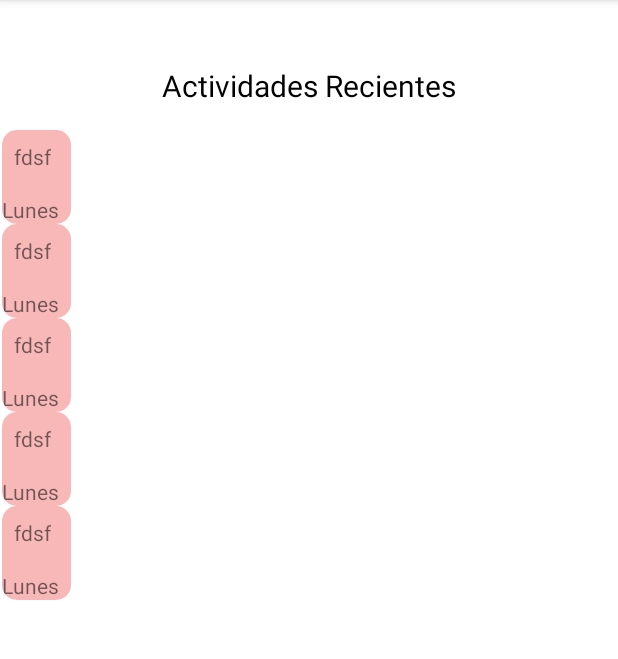
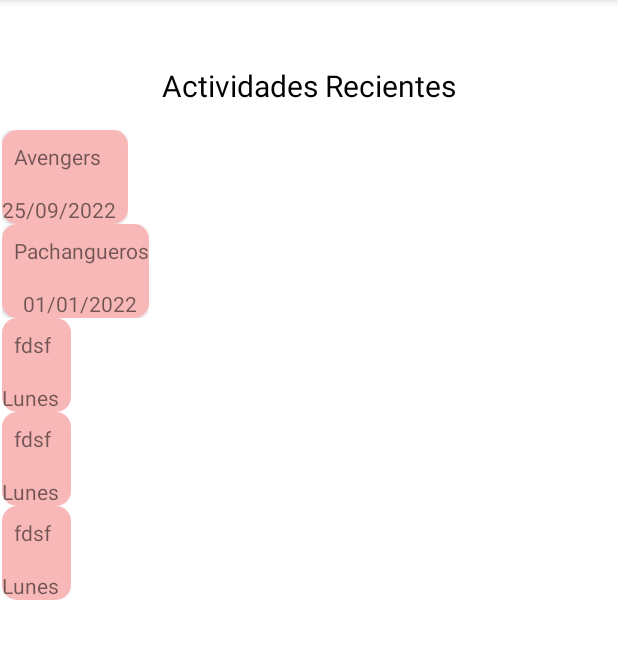
Before and after one commit to vikiii22/ProyectoFinal, an Android app: the fragment HomeFragment shown on its own in the app's theme, on a phone screen of 412 x 824 dp, the part 84-743 px from its top. Run offline under Robolectric (Android 15) with nearby library versions, the phone set to English and light mode, and no system bars; our stand-ins replace Firebase (no records; nobody signed in at launch, a user with empty details on screens opened directly).

Commit message:
Mostrando lista en ventana principal recogiendo datos de bd

```diff
--- a/app/build.gradle
+++ b/app/build.gradle
@@ -44,6 +44,7 @@ dependencies {
     implementation 'androidx.navigation:navigation-fragment:2.4.2'
     implementation 'androidx.navigation:navigation-ui:2.4.2'
     implementation 'com.google.firebase:firebase-firestore:24.1.1'
+    implementation 'com.google.firebase:firebase-database:20.0.5'
     testImplementation 'junit:junit:4.13.2'
     androidTestImplementation 'androidx.test.ext:junit:1.1.3'
     androidTestImplementation 'androidx.test.espresso:espresso-core:3.4.0'
--- a/app/src/main/java/com/example/pachanga_joseasanchezlopez/ui/events/NuevoEvento.java
+++ b/app/src/main/java/com/example/pachanga_joseasanchezlopez/ui/events/NuevoEvento.java
@@ -7,14 +7,15 @@ public class NuevoEvento {
     public String lugar;
     public String nombre;
 
-    public NuevoEvento(){
-
-    }
 
     public NuevoEvento(String fecha, String lugar, String nombre) {
         this.fecha = fecha;
         this.lugar = lugar;
         this.nombre = nombre;
+    }
+
+    public NuevoEvento() {
+
     }
 
     public String getFecha() {
--- a/app/src/main/java/com/example/pachanga_joseasanchezlopez/ui/home/HomeFragment.java
+++ b/app/src/main/java/com/example/pachanga_joseasanchezlopez/ui/home/HomeFragment.java
@@ -24,7 +24,16 @@ import com.example.pachanga_joseasanchezlopez.R;
 import com.example.pachanga_joseasanchezlopez.databinding.FragmentHomeBinding;
 import com.example.pachanga_joseasanchezlopez.ui.adapter.EventoAdapter;
 import com.example.pachanga_joseasanchezlopez.ui.events.NuevoEvento;
+import com.google.android.gms.tasks.OnCompleteListener;
+import com.google.android.gms.tasks.Task;
 import com.google.firebase.auth.FirebaseAuth;
+import com.google.firebase.database.DataSnapshot;
+import com.google.firebase.database.DatabaseReference;
+import com.google.firebase.database.FirebaseDatabase;
+import com.google.firebase.firestore.FirebaseFirestore;
+import com.google.firebase.firestore.Query;
+import com.google.firebase.firestore.QueryDocumentSnapshot;
+import com.google.firebase.firestore.QuerySnapshot;
 
 import java.util.ArrayList;
 
@@ -35,6 +44,9 @@ public class HomeFragment extends Fragment {
     private TextView tvCorreo, tvNombreUsuario;
     private RecyclerView rvEventos;
     private ArrayList<NuevoEvento> eventos;
+    private EventoAdapter adapter;
+    private FirebaseFirestore mDatabase;
+
 
     @Override
     public void onCreateOptionsMenu(@NonNull Menu menu, @NonNull MenuInflater inflater) {
@@ -48,33 +60,51 @@ public class HomeFragment extends Fragment {
 
         binding = FragmentHomeBinding.inflate(inflater, container, false);
         View root = binding.getRoot();
-        tvCorreo=root.findViewById(R.id.tvCorreoUsuario);
-        tvNombreUsuario=root.findViewById(R.id.tvNombreUsuario);
-        auth=FirebaseAuth.getInstance();
+        tvCorreo = root.findViewById(R.id.tvCorreoUsuario);
+        tvNombreUsuario = root.findViewById(R.id.tvNombreUsuario);
+        auth = FirebaseAuth.getInstance();
 
         tvCorreo.setText(auth.getCurrentUser().getEmail());
         tvNombreUsuario.setText(auth.getCurrentUser().getDisplayName());
 
-        eventos=new ArrayList<>();
-        rvEventos=root.findViewById(R.id.rvEventos);
+        eventos = new ArrayList<>();
+        rvEventos = root.findViewById(R.id.rvEventos);
         rvEventos.setLayoutManager(new LinearLayoutManager(getContext()));
 
         llenarLista();
 
-        EventoAdapter adapter = new EventoAdapter(eventos);
+        adapter = new EventoAdapter(eventos);
         rvEventos.setAdapter(adapter);
         /*final TextView textView = binding.textHome;
         homeViewModel.getText().observe(getViewLifecycleOwner(), textView::setText);*/
         return root;
     }
+    ArrayList<NuevoEvento> recogidos=new ArrayList<>();
 
     private void llenarLista() {
-        eventos.add(new NuevoEvento("Lunes","Mi casa","fdsf"));
-        eventos.add(new NuevoEvento("Lunes","Mi casa","fdsf"));
-        eventos.add(new NuevoEvento("Lunes","Mi casa","fdsf"));
-        eventos.add(new NuevoEvento("Lunes","Mi casa","fdsf"));
-        eventos.add(new NuevoEvento("Lunes","Mi casa","fdsf"));
+        eventos.add(new NuevoEvento("25/09/2022", "Mi casa", "Avengers"));
+        eventos.add(new NuevoEvento("01/01/2022", "Mi casa", "Pachangueros"));
+        eventos.add(new NuevoEvento("Lunes", "Mi casa", "fdsf"));
+        eventos.add(new NuevoEvento("Lunes", "Mi casa", "fdsf"));
+        eventos.add(new NuevoEvento("Lunes", "Mi casa", "fdsf"));
+        for (NuevoEvento n: recogidos) {
+            eventos.add(n);
+        }
+        mDatabase = FirebaseFirestore.getInstance();
+        mDatabase.collection("pachangas").get().addOnCompleteListener(new OnCompleteListener<QuerySnapshot>() {
+            @Override
+            public void onComplete(@NonNull Task<QuerySnapshot> task) {
+                for (QueryDocumentSnapshot t:task.getResult()) {
+                    System.out.println(t.getData());
+                    //eventos.add(new NuevoEvento(t.getString("fecha"), t.getString("lugar"), t.getString("nombre")));
+                    System.out.println(t.get("fecha") + " " + t.get("lugar") + " " + t.get("nombre"));
+                    recogidos.add(new NuevoEvento(""+t.get("fecha"),""+t.get("lugar"), ""+t.get("nombre")));
+                }
+            }
+        });
+        recogidos.clear();
     }
+
 
     @Override
     public void onDestroyView() {
--- a/app/src/main/res/layout/item_evento.xml
+++ b/app/src/main/res/layout/item_evento.xml
@@ -20,7 +20,7 @@
 
             <TextView
                 android:id="@+id/tvNombrePachanga"
-                android:layout_width="wrap_content"
+                android:layout_width="0dp"
                 android:layout_height="wrap_content"
                 android:layout_marginStart="8dp"
                 android:layout_marginTop="8dp"
@@ -30,7 +30,7 @@
 
             <TextView
                 android:id="@+id/tvFechaPachanga"
-                android:layout_width="wrap_content"
+                android:layout_width="0dp"
                 android:layout_height="wrap_content"
                 android:layout_marginTop="16dp"
                 android:layout_marginEnd="8dp"
```
